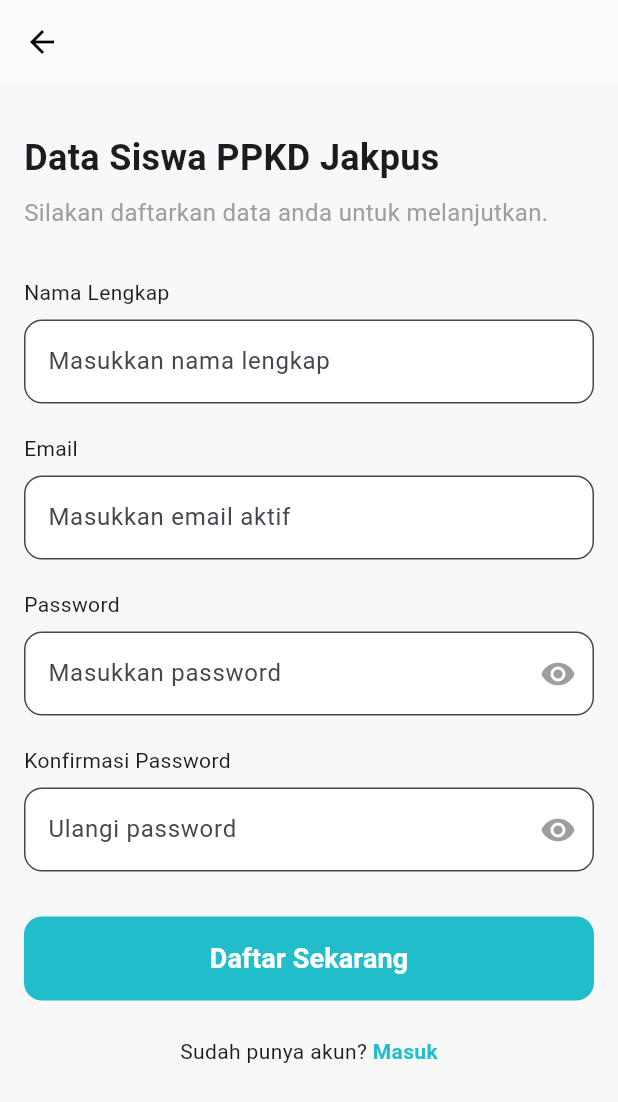
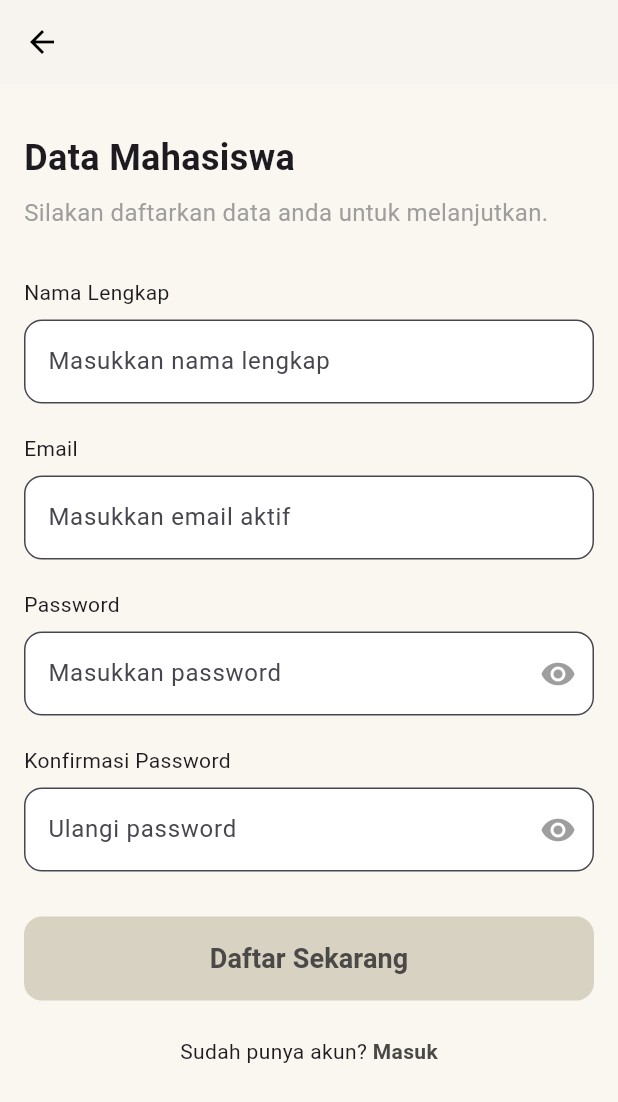
Before and after one commit to vinojanuar/TUGASS_FLUTERR, a Flutter app: the screen it shows after launch, after a tap on "Login", after a tap on "Sign Up", on a phone screen of 412 x 824 dp. Shown: the top 1102 px of the screen. Run offline on Flutter 3.47's test engine with Material 3 defaults, Android fonts, the phone set to English and light mode, and no system bars; our stand-ins replace shared_preferences, sqflite; accounts and stored records are empty.

Commit message:
update tugas13

```diff
--- a/lib/tugas13/screen/home.dart
+++ b/lib/tugas13/screen/home.dart
@@ -67,7 +67,7 @@ class _HomeScreenState extends State<HomeScreen> {
     return Scaffold(
       backgroundColor: const Color(0xFFF5F6FA),
       appBar: AppBar(
-        backgroundColor: const Color.fromARGB(255, 185, 23, 91),
+        backgroundColor: const Color(0xffD8D2C2),
         title: const Text(
           "Data Mahasiswa",
           style: TextStyle(fontSize: 22, fontWeight: FontWeight.bold),
@@ -137,9 +137,9 @@ class _HomeScreenState extends State<HomeScreen> {
                 },
               ),
       floatingActionButton: FloatingActionButton(
-        backgroundColor: const Color.fromARGB(255, 185, 23, 91),
+        backgroundColor: const Color(0xffD8D2C2),
         onPressed: () => _navigateToTambahData(),
-        child: const Icon(Icons.add),
+        child: const Icon(Icons.add, color: Colors.black),
       ),
     );
   }
--- a/lib/tugas13/screen/login.dart
+++ b/lib/tugas13/screen/login.dart
@@ -50,7 +50,7 @@ class _LoginScreenState extends State<LoginScreen> {
                 ),
               ],
             ),
-            backgroundColor: Colors.white,
+            backgroundColor: const Color.fromARGB(255, 7, 7, 7),
             behavior: SnackBarBehavior.floating,
           );
           ScaffoldMessenger.of(context).showSnackBar(snackBar);
@@ -62,7 +62,7 @@ class _LoginScreenState extends State<LoginScreen> {
   @override
   Widget build(BuildContext context) {
     return Scaffold(
-      backgroundColor: const Color.fromARGB(255, 248, 248, 248),
+      backgroundColor: const Color(0xffFAF7F0),
       body: Padding(
         padding: const EdgeInsets.all(16.0),
         child: Form(
@@ -71,7 +71,7 @@ class _LoginScreenState extends State<LoginScreen> {
             children: [
               const SizedBox(height: 36),
               const Text(
-                "Data Siswa PPKD Jakpus",
+                "Data Mahasiswa",
                 style: TextStyle(fontSize: 24, fontWeight: FontWeight.bold),
               ),
               const SizedBox(height: 14),
@@ -122,7 +122,7 @@ class _LoginScreenState extends State<LoginScreen> {
               ElevatedButton(
                 onPressed: _login,
                 style: ElevatedButton.styleFrom(
-                  backgroundColor: const Color(0xff21BDCA),
+                  backgroundColor: const Color(0xffD8D2C2),
                   elevation: 0,
                   minimumSize: const Size(double.infinity, 56),
                   shape: RoundedRectangleBorder(
@@ -134,7 +134,7 @@ class _LoginScreenState extends State<LoginScreen> {
                   style: TextStyle(
                     fontWeight: FontWeight.bold,
                     fontSize: 19,
-                    color: Colors.white,
+                    color: Color(0xff4A4947),
                   ),
                 ),
               ),
@@ -185,7 +185,7 @@ class _LoginScreenState extends State<LoginScreen> {
                       "Sign Up",
                       style: TextStyle(
                         fontSize: 14,
-                        color: Color(0xff21BDCA),
+                        color: Color(0xff4A4947),
                         fontWeight: FontWeight.bold,
                       ),
                     ),
--- a/lib/tugas13/screen/regis.dart
+++ b/lib/tugas13/screen/regis.dart
@@ -45,7 +45,7 @@ class _RegisScreenState extends State<RegisScreen> {
   Widget build(BuildContext context) {
     return Scaffold(
       appBar: AppBar(
-        backgroundColor: Colors.white,
+        backgroundColor: Color(0xffFAF7F0),
         elevation: 0.5,
         leading: IconButton(
           icon: const Icon(Icons.arrow_back, color: Colors.black),
@@ -57,7 +57,7 @@ class _RegisScreenState extends State<RegisScreen> {
           },
         ),
       ),
-      backgroundColor: const Color.fromARGB(255, 248, 248, 248),
+      backgroundColor: const Color(0xffFAF7F0),
       body: Padding(
         padding: const EdgeInsets.all(16.0),
         child: Form(
@@ -66,7 +66,7 @@ class _RegisScreenState extends State<RegisScreen> {
             children: [
               const SizedBox(height: 16),
               const Text(
-                "Data Siswa PPKD Jakpus",
+                "Data Mahasiswa",
                 style: TextStyle(fontSize: 24, fontWeight: FontWeight.bold),
               ),
               const SizedBox(height: 8),
@@ -158,7 +158,7 @@ class _RegisScreenState extends State<RegisScreen> {
               ElevatedButton(
                 onPressed: _register,
                 style: ElevatedButton.styleFrom(
-                  backgroundColor: const Color(0xff21BDCA),
+                  backgroundColor: const Color(0xffD8D2C2),
                   elevation: 0,
                   minimumSize: const Size(double.infinity, 56),
                   shape: RoundedRectangleBorder(
@@ -170,7 +170,7 @@ class _RegisScreenState extends State<RegisScreen> {
                   style: TextStyle(
                     fontWeight: FontWeight.bold,
                     fontSize: 18,
-                    color: Colors.white,
+                    color: Color(0xff4A4947),
                   ),
                 ),
               ),
@@ -190,7 +190,7 @@ class _RegisScreenState extends State<RegisScreen> {
                     child: const Text(
                       "Masuk",
                       style: TextStyle(
-                        color: Color(0xff21BDCA),
+                        color: Color(0xff4A4947),
                         fontWeight: FontWeight.bold,
                       ),
                     ),
```
Also changed, not shown: lib/tugas13/screen/mainnavigator.dart (+9 -2 lines), lib/tugas13/screen/tambahdata.dart (+10 -4 lines).
